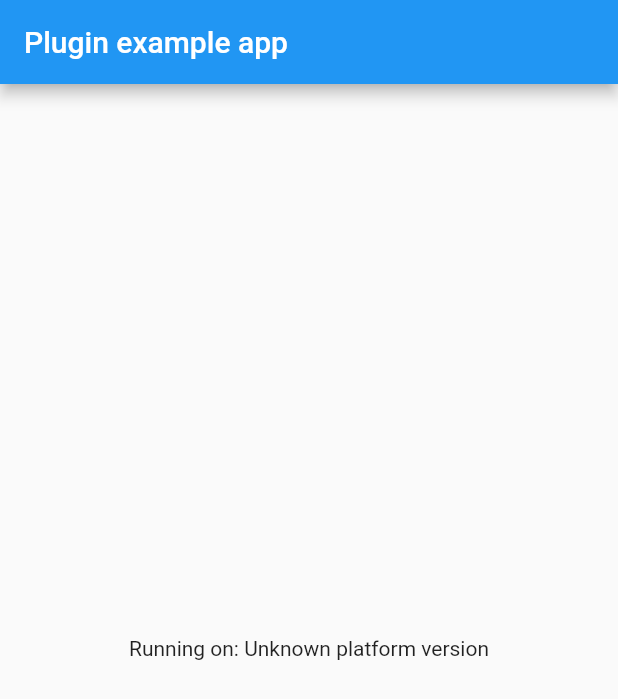
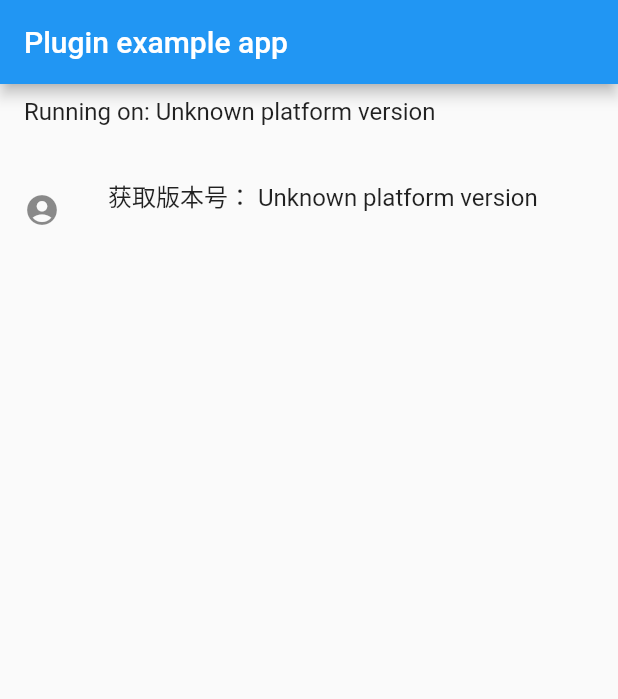
Before and after one commit to wangnan1082-icloud/oneapm_flutter_plugin, a Flutter app: the screen it shows after launch, on a phone screen of 412 x 824 dp. Shown: the top 699 px of the screen. Run offline on Flutter 3.47's test engine with Material 2 defaults, Android fonts, the phone set to English and light mode, and no system bars.

Commit message:
增加方法

```diff
--- a/oneapm_flutter_plugin/example/lib/main.dart
+++ b/oneapm_flutter_plugin/example/lib/main.dart
@@ -1,3 +1,5 @@
+import 'dart:developer';
+
 import 'package:flutter/material.dart';
 import 'dart:async';
 
@@ -15,6 +17,7 @@ class MyApp extends StatefulWidget {
 
 class _MyAppState extends State<MyApp> {
   String _platformVersion = 'Unknown';
+  String _sdkVersion = '0.0.00';
 
   @override
   void initState() {
@@ -25,13 +28,22 @@ class _MyAppState extends State<MyApp> {
   // Platform messages are asynchronous, so we initialize in an async method.
   Future<void> initPlatformState() async {
     String platformVersion;
+    String sdkVersion;
     // Platform messages may fail, so we use a try/catch PlatformException.
     // We also handle the message potentially returning null.
     try {
-      platformVersion =
-          await OneapmFlutterPlugin.platformVersion ?? 'Unknown platform version';
+      platformVersion = await OneapmFlutterPlugin.platformVersion ??
+          'Unknown platform version';
     } on PlatformException {
       platformVersion = 'Failed to get platform version.';
+    }
+
+    try {
+      sdkVersion =
+          await OneapmFlutterPlugin.getSDKVersion ?? 'Unknown platform version';
+      print('OneapmFlutterPlugin.getSDKVersion11: $sdkVersion');
+    } on PlatformException {
+      sdkVersion = 'Failed to get platform version.';
     }
 
     // If the widget was removed from the tree while the asynchronous platform
@@ -41,6 +53,7 @@ class _MyAppState extends State<MyApp> {
 
     setState(() {
       _platformVersion = platformVersion;
+      _sdkVersion = sdkVersion;
     });
   }
 
@@ -51,8 +64,24 @@ class _MyAppState extends State<MyApp> {
         appBar: AppBar(
           title: const Text('Plugin example app'),
         ),
-        body: Center(
-          child: Text('Running on: $_platformVersion\n'),
+        body: ListView(
+          children: <Widget>[
+            ListTile(
+              title: Text('Running on: $_platformVersion\n'),
+              onTap: () {},
+            ),
+            ListTile(
+              leading: Icon(Icons.account_circle),
+              title: Text('获取版本号： $_sdkVersion\n '),
+              onTap: () {
+                dynamic s = OneapmFlutterPlugin.getSDKVersion;
+                print('OneapmFlutterPlugin.getSDKVersion22: $s');
+
+                //('传入你们服务端分配给用户的登录 ID');
+              },
+            ),
+          ],
+          // child: Text('Running on: $_platformVersion\n'),
         ),
       ),
     );
--- a/oneapm_flutter_plugin/lib/oneapm_flutter_plugin.dart
+++ b/oneapm_flutter_plugin/lib/oneapm_flutter_plugin.dart
@@ -1,4 +1,3 @@
-
 import 'dart:async';
 
 import 'package:flutter/services.dart';
@@ -13,7 +12,8 @@ class OneapmFlutterPlugin {
   }
 
   /// 返回版本号
-  static Future<Map<String, dynamic>?> getSDKVersion() async {
-    return await _channel.invokeMapMethod<String, dynamic>("getSDKVersion");
+  static Future<String?> get getSDKVersion async {
+    final String? sdkVersion = await _channel.invokeMethod('getSDKVersion');
+    return sdkVersion;
   }
 }
```
Also changed, not shown: 4 other files.
